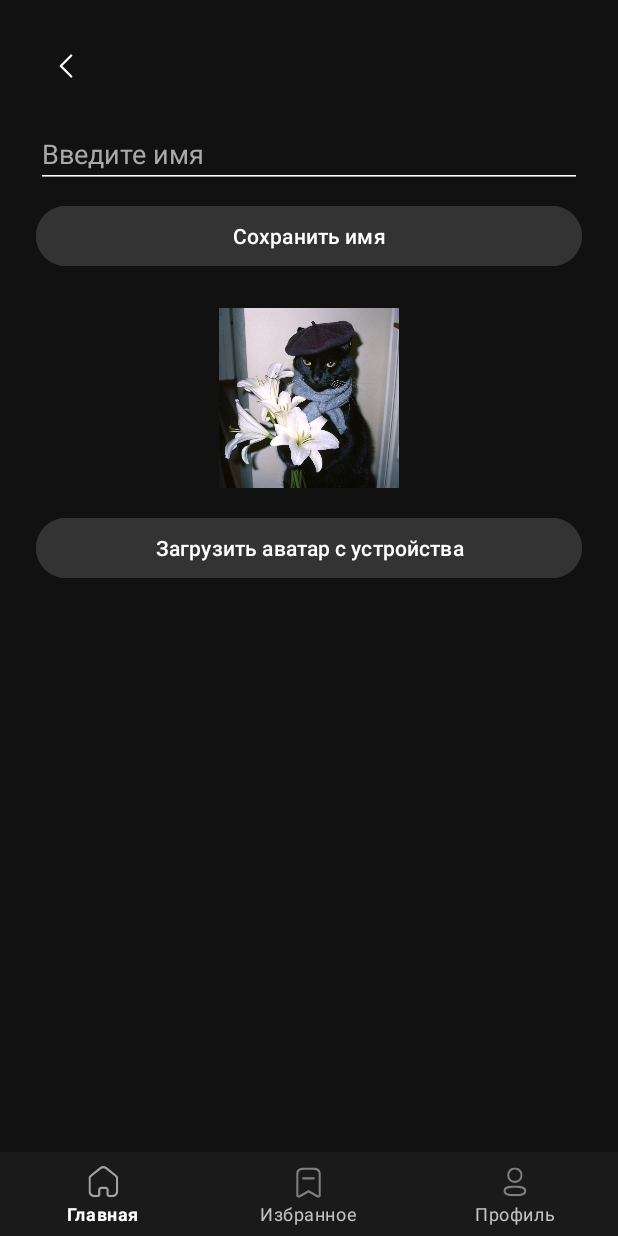
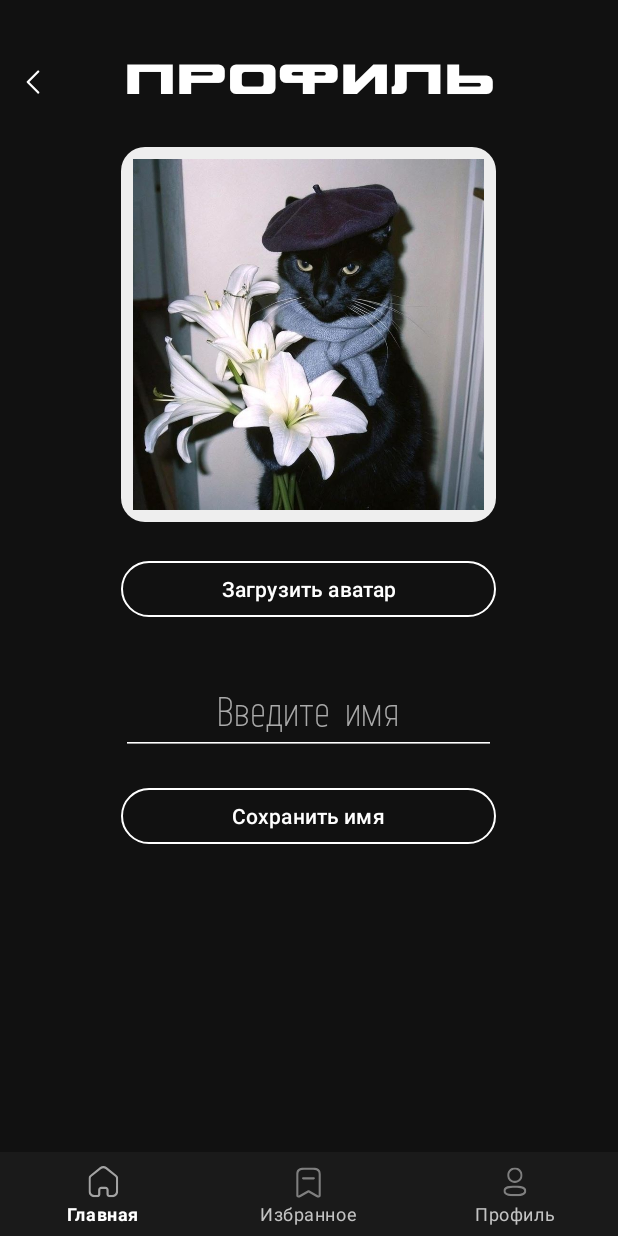
Before and after one commit to yonqi/NEFORMAT, an Android app: the fragment EditProfileFragment placed in its activity, on a phone screen of 412 x 824 dp. Run offline under Robolectric (Android 15) with nearby library versions, the phone set to English and light mode, and no system bars; our stand-ins replace Firebase (no records; nobody signed in at launch, a user with empty details on screens opened directly), Volley, navigation-ui; network calls fail; pictures from the network do not load.

Commit message:
Дизайн редактирование профиля

```diff
--- a/app/src/main/AndroidManifest.xml
+++ b/app/src/main/AndroidManifest.xml
@@ -21,7 +21,9 @@
             </intent-filter>
         </activity>
 
-        <activity android:name=".MainActivity" />
+        <activity android:name=".MainActivity"
+            android:windowSoftInputMode="adjustResize"
+            />
 
     </application>
 
--- a/app/src/main/java/com/example/neformat/ui/EditProfileFragment.java
+++ b/app/src/main/java/com/example/neformat/ui/EditProfileFragment.java
@@ -6,10 +6,12 @@ import android.content.Intent;
 import android.content.SharedPreferences;
 import android.net.Uri;
 import android.os.Bundle;
+import android.os.Handler;
 import android.util.Base64;
 import android.view.LayoutInflater;
 import android.view.View;
 import android.view.ViewGroup;
+import android.view.inputmethod.InputMethodManager;
 import android.widget.*;
 
 import androidx.annotation.NonNull;
@@ -29,7 +31,6 @@ import java.io.IOException;
 
 import okhttp3.*;
 import org.json.JSONObject;
-
 public class EditProfileFragment extends Fragment {
 
     private static final int PICK_IMAGE_REQUEST = 1;
@@ -55,18 +56,36 @@ public class EditProfileFragment extends Fragment {
 
         user = FirebaseAuth.getInstance().getCurrentUser();
 
+        // 1. Загружаем из SharedPreferences
+        SharedPreferences prefs = requireContext().getSharedPreferences("profile", Context.MODE_PRIVATE);
+        String cachedName = prefs.getString("name", null);
+        String cachedAvatar = prefs.getString("avatar", null);
+
+        if (cachedName != null) {
+            nameEditText.setText(cachedName);
+        }
+
+        if (cachedAvatar != null && !cachedAvatar.isEmpty()) {
+            Glide.with(requireContext()).load(cachedAvatar).into(avatarPreview);
+        }
+
+        // 2. Загружаем из Firebase и обновляем кэш
         if (user != null) {
             userRef = FirebaseDatabase.getInstance().getReference("users").child(user.getUid());
 
-            // Загрузка текущего имени и аватарки
             userRef.addListenerForSingleValueEvent(new ValueEventListener() {
                 @Override public void onDataChange(@NonNull DataSnapshot snapshot) {
                     String name = snapshot.child("name").getValue(String.class);
                     String avatar = snapshot.child("avatar").getValue(String.class);
 
-                    if (name != null) nameEditText.setText(name);
+                    if (name != null) {
+                        nameEditText.setText(name);
+                        prefs.edit().putString("name", name).apply();
+                    }
+
                     if (avatar != null && !avatar.isEmpty()) {
                         Glide.with(requireContext()).load(avatar).into(avatarPreview);
+                        prefs.edit().putString("avatar", avatar).apply();
                     }
                 }
 
@@ -81,9 +100,17 @@ public class EditProfileFragment extends Fragment {
             if (!name.isEmpty()) {
                 userRef.child("name").setValue(name);
                 saveToPrefs("name", name);
+
+                // Скрываем клавиатуру
+                InputMethodManager imm = (InputMethodManager) requireContext().getSystemService(Context.INPUT_METHOD_SERVICE);
+                if (imm != null) {
+                    imm.hideSoftInputFromWindow(nameEditText.getWindowToken(), 0);
+                }
+
                 Toast.makeText(getContext(), "Имя обновлено", Toast.LENGTH_SHORT).show();
             }
         });
+
 
         uploadAvatarButton.setOnClickListener(v -> openImagePicker());
 
@@ -96,6 +123,7 @@ public class EditProfileFragment extends Fragment {
 
         return view;
     }
+
 
     private void openImagePicker() {
         Intent intent = new Intent(Intent.ACTION_GET_CONTENT);
--- a/app/src/main/res/layout/fragment_edit_profile.xml
+++ b/app/src/main/res/layout/fragment_edit_profile.xml
@@ -1,62 +1,105 @@
 <?xml version="1.0" encoding="utf-8"?>
 <ScrollView xmlns:android="http://schemas.android.com/apk/res/android"
+    android:id="@+id/profileScrollView"
+    xmlns:app="http://schemas.android.com/apk/res-auto"
     android:background="#111111"
     android:layout_width="match_parent"
-    android:layout_height="match_parent">
+    android:layout_height="match_parent"
+    android:fillViewport="true">
 
     <LinearLayout
         android:orientation="vertical"
-        android:padding="24dp"
+        android:padding="16dp"
         android:layout_width="match_parent"
-        android:layout_height="wrap_content">
+        android:layout_height="wrap_content"
+        android:gravity="center_horizontal">
 
-        <!-- Кнопка назад -->
+        <!-- Назад и заголовок -->
+        <LinearLayout
+            android:layout_width="match_parent"
+            android:layout_height="wrap_content"
+            android:orientation="horizontal"
+            android:layout_marginTop="16dp"
+            android:layout_marginBottom="24dp"
+            android:gravity="center_vertical">
+
             <ImageButton
                 android:id="@+id/back_button"
                 android:layout_width="40dp"
                 android:layout_height="40dp"
+                android:layout_marginTop="2dp"
+                android:layout_marginLeft="-14dp"
                 android:background="@android:color/transparent"
                 android:src="@drawable/ic_arrow_back"
-            android:contentDescription="Назад"
-            android:tint="#FFFFFF" />
+                android:contentDescription="Назад"/>
+
+            <TextView
+                android:layout_width="0dp"
+                android:layout_height="wrap_content"
+                android:layout_weight="1"
+                android:layout_marginLeft="-26dp"
+                android:gravity="center"
+                android:fontFamily="@font/palui"
+                android:text="ПРОФИЛЬ"
+                android:textColor="#FFFFFF"
+                android:textSize="28sp"
+                android:textStyle="bold" />
+        </LinearLayout>
+
+        <!-- Аватарка -->
+        <ImageView
+            android:id="@+id/avatarPreview"
+            android:layout_width="250dp"
+            android:layout_height="250dp"
+            android:layout_marginBottom="12dp"
+            android:background="@drawable/avatar_border"
+            android:padding="8dp"
+            android:scaleType="centerCrop"
+            android:src="@drawable/default_avatar" />
+
+
+        <com.google.android.material.button.MaterialButton
+            android:id="@+id/saveAvatarButton"
+            android:layout_width="250dp"
+            android:layout_height="45dp"
+            android:text="Загрузить аватар"
+            android:textColor="#FFFFFF"
+            android:layout_marginTop="10dp"
+            app:strokeColor="@color/white"
+            app:strokeWidth="1dp"
+            app:cornerRadius="50dp"
+            android:backgroundTint="@android:color/transparent" />
 
         <!-- Имя -->
         <EditText
             android:id="@+id/nameEditText"
-            android:layout_width="match_parent"
+            android:layout_width="250dp"
             android:layout_height="wrap_content"
             android:hint="Введите имя"
+            android:fontFamily="@font/webserveroff"
+            android:gravity="center"
+            android:layout_gravity="center_horizontal"
             android:textColor="#FFFFFF"
+            android:textSize="28sp"
             android:backgroundTint="#FFFFFF"
             android:textColorHint="#AAAAAA"
-            android:layout_marginTop="16dp"
+            android:layout_marginTop="30dp"
             android:layout_marginBottom="8dp" />
 
-        <Button
+        <!-- Кнопка сохранения имени -->
+        <com.google.android.material.button.MaterialButton
             android:id="@+id/saveNameButton"
-            android:layout_width="match_parent"
-            android:layout_height="wrap_content"
+            android:layout_width="250dp"
+            android:layout_height="45dp"
             android:text="Сохранить имя"
-            android:backgroundTint="#333333"
             android:textColor="#FFFFFF"
-            android:layout_marginBottom="24dp" />
+            android:layout_marginTop="10dp"
+            app:strokeColor="@color/white"
+            app:strokeWidth="1dp"
+            app:cornerRadius="50dp"
+            android:layout_marginBottom="100dp"
+            android:backgroundTint="@android:color/transparent" />
 
-        <!-- Аватарка -->
-        <ImageView
-            android:id="@+id/avatarPreview"
-            android:layout_width="120dp"
-            android:layout_height="120dp"
-            android:layout_gravity="center_horizontal"
-            android:scaleType="centerCrop"
-            android:layout_marginBottom="16dp"
-            android:src="@drawable/default_avatar" />
 
-        <Button
-            android:id="@+id/saveAvatarButton"
-            android:layout_width="match_parent"
-            android:layout_height="wrap_content"
-            android:text="Загрузить аватар с устройства"
-            android:backgroundTint="#333333"
-            android:textColor="#FFFFFF" />
     </LinearLayout>
 </ScrollView>
--- a/app/src/main/res/layout/fragment_favorites.xml
+++ b/app/src/main/res/layout/fragment_favorites.xml
@@ -3,7 +3,7 @@
     android:layout_width="match_parent"
     android:layout_height="match_parent"
     android:fillViewport="true"
-    android:background="#111111">
+    android:background="#1a1a1a">
 
     <LinearLayout
         android:layout_width="match_parent"
--- a/app/src/main/res/layout/fragment_image_detail.xml
+++ b/app/src/main/res/layout/fragment_image_detail.xml
@@ -3,7 +3,7 @@
     android:layout_width="match_parent"
     android:layout_height="match_parent"
     xmlns:app="http://schemas.android.com/apk/res-auto"
-    android:background="#000">
+    android:background="#1a1a1a">
 
     <!-- Кнопка назад -->
     <ImageButton
@@ -53,8 +53,8 @@
         android:layout_height="wrap_content"
         android:layout_alignParentBottom="true"
         android:layout_centerHorizontal="true"
-        android:layout_marginBottom="100dp"
-        android:text="Автор: имя автора"
+        android:layout_marginBottom="90dp"
+        android:text="Автор имя автора"
         android:fontFamily="@font/palui"
         android:textColor="#FFFFFF"
         android:textSize="24sp" />
```
Lines whose indentation alone changed are shown as unchanged.
